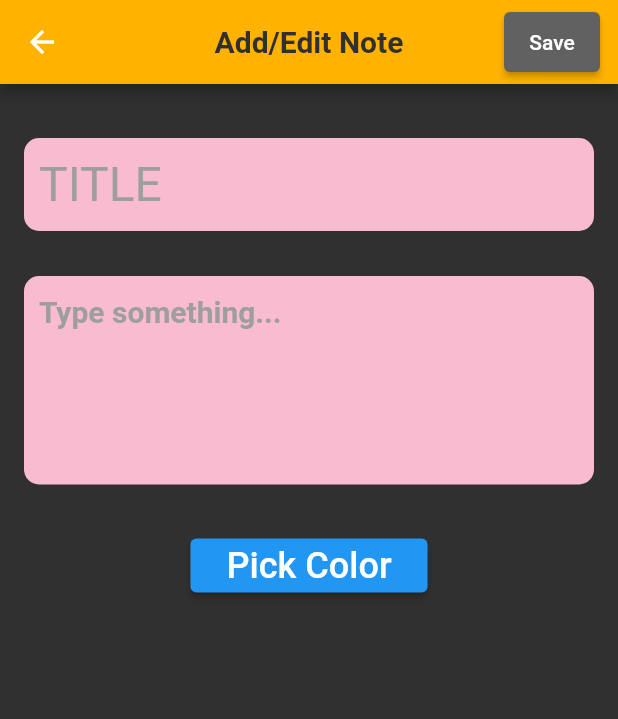
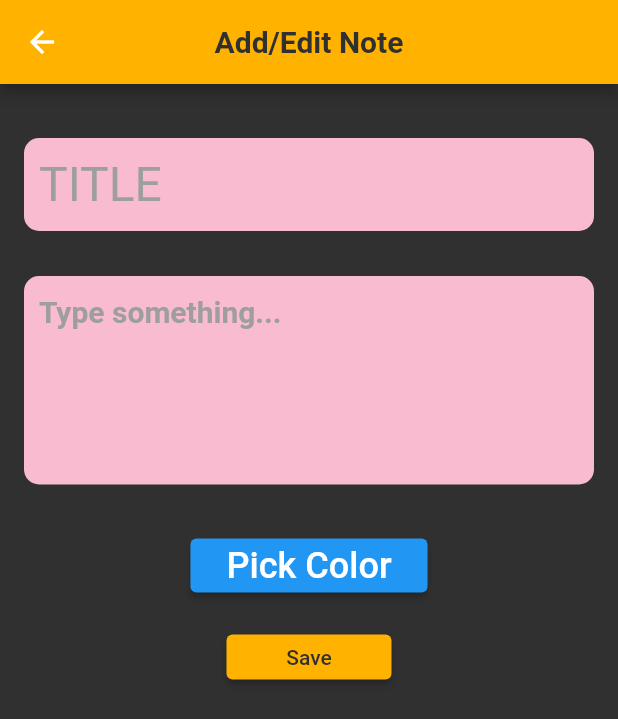
Before and after one commit to pytholic/FlutterNotesApp, a Flutter app: the screen it shows after launch, after a tap on the "add" icon, on a phone screen of 412 x 824 dp. Shown: the top 719 px of the screen. Run offline on Flutter 3.47's test engine with Material 2 defaults, Android fonts, the phone set to English and light mode, and no system bars; our stand-ins replace flutter_colorpicker, google_fonts.

Commit message:
Save button customization

```diff
--- a/notes_app/lib/pages/add_edit_note.dart
+++ b/notes_app/lib/pages/add_edit_note.dart
@@ -56,7 +56,7 @@ class _AddEditNotePageState extends State<AddEditNotePage> {
                 : lightTheme.appBarTheme.titleTextStyle,
           ),
           centerTitle: true,
-          actions: [buildButton()],
+          //actions: [buildButton()],
         ),
         body: Form(
           key: _formKey,
@@ -64,7 +64,9 @@ class _AddEditNotePageState extends State<AddEditNotePage> {
             width: double.infinity,
             height: double.infinity,
             color: isDark ? Color(0xFF303030) : Color(0xFFf6f5ee),
-            child: NoteFormWidget(
+            child: Column(
+              children: [
+                NoteFormWidget(
                   number: number,
                   title: title,
                   description: description,
@@ -72,6 +74,9 @@ class _AddEditNotePageState extends State<AddEditNotePage> {
                   // onChangedTitle: (title) => setState(() => this.title = title),
                   // onChangedDescription: (description) =>
                   //     setState(() => this.description = description),
+                ),
+                buildButton(),
+              ],
             ),
           ),
         ),
@@ -81,14 +86,26 @@ class _AddEditNotePageState extends State<AddEditNotePage> {
     final isFormValid = title.isNotEmpty && description.isNotEmpty;
 
     return Padding(
-      padding: EdgeInsets.symmetric(vertical: 8, horizontal: 12),
+      padding: EdgeInsets.symmetric(vertical: 6, horizontal: 12),
+      child: SizedBox(
+        width: 110.0,
+        height: 30.0,
         child: ElevatedButton(
           style: ElevatedButton.styleFrom(
-          onPrimary: Colors.white,
-          primary: isFormValid ? null : Colors.grey.shade700,
+            onPrimary: isDark ? Colors.grey[850] : Colors.white,
+            primary: isFormValid
+                ? null
+                : (isDark
+                    ? darkTheme.floatingActionButtonTheme.backgroundColor
+                    : lightTheme.floatingActionButtonTheme.backgroundColor),
           ),
           onPressed: () {}, //addOrUpdateNote,
-        child: Text('Save'),
+          child: Text(
+            'Save',
+            style: TextStyle(
+                color: isDark ? Colors.grey[850] : Colors.white, fontSize: 14),
+          ),
+        ),
       ),
     );
   }
```
Also changed, not shown: 1 other file. Lines whose indentation alone changed are shown as unchanged.
